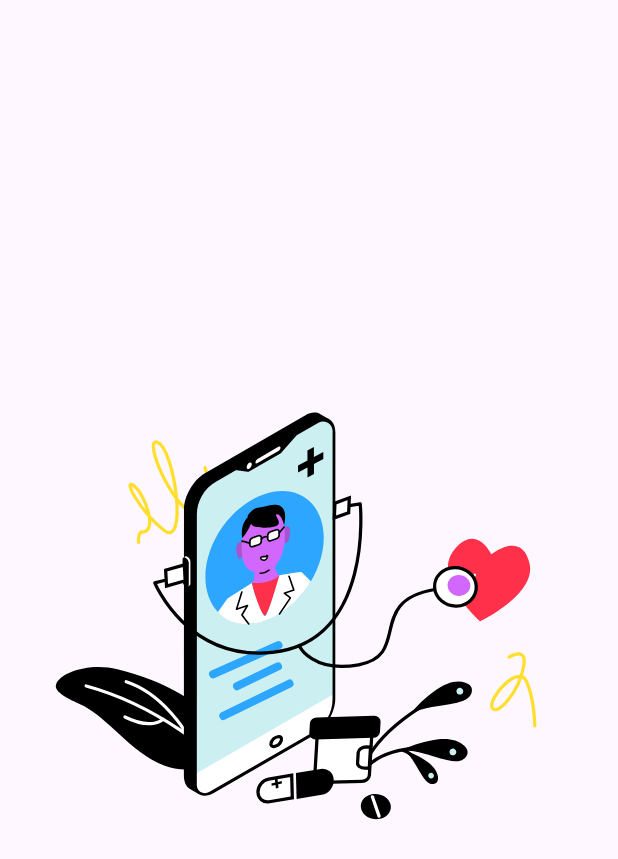
After one commit to ahincho/IDNP-Healthcare, an Android app: the layout activity_splash.xml on its own in the app's theme, with its tools: preview values and no code run, on a phone screen of 412 x 824 dp. The commit adds this screen. Shown: the top 859 px of the screen. Run offline under Robolectric (Android 15) with nearby library versions, the light colour scheme and no system bars.

Commit message:
Splash Activity

```diff
--- /dev/null
+++ b/app/src/main/res/layout/activity_splash.xml
@@ -0,0 +1,15 @@
+<?xml version="1.0" encoding="utf-8"?>
+<androidx.constraintlayout.widget.ConstraintLayout
+    xmlns:android="http://schemas.android.com/apk/res/android"
+    xmlns:app="http://schemas.android.com/apk/res-auto"
+    xmlns:tools="http://schemas.android.com/tools"
+    android:layout_width="match_parent"
+    android:layout_height="match_parent"
+    tools:context=".ui.view.splash.SplashActivity">
+    <com.airbnb.lottie.LottieAnimationView
+        android:layout_width="match_parent"
+        android:layout_height="match_parent"
+        app:lottie_autoPlay="true"
+        app:lottie_loop="true"
+        app:lottie_rawRes="@raw/healthcare" />
+</androidx.constraintlayout.widget.ConstraintLayout>
```
Also changed, not shown: app/src/main/java/com/unsa/healthcare/ui/view/auth/AuthActivity.kt (renamed from app/src/main/java/com/unsa/healthcare/MainActivity.kt, +4 -3 lines), app/src/main/java/com/unsa/healthcare/ui/view/splash/SplashActivity.kt (added, +30 -0 lines), app/src/main/res/layout/activity_auth.xml (renamed from app/src/main/res/layout/activity_main.xml, +1 -10 lines).
